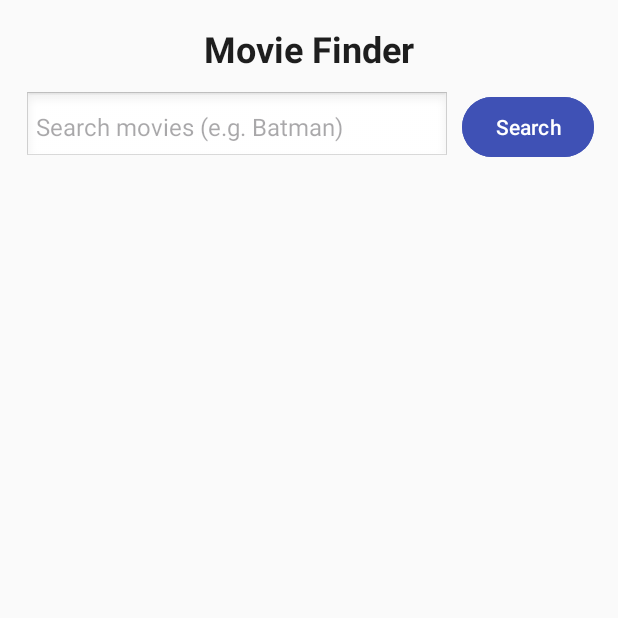
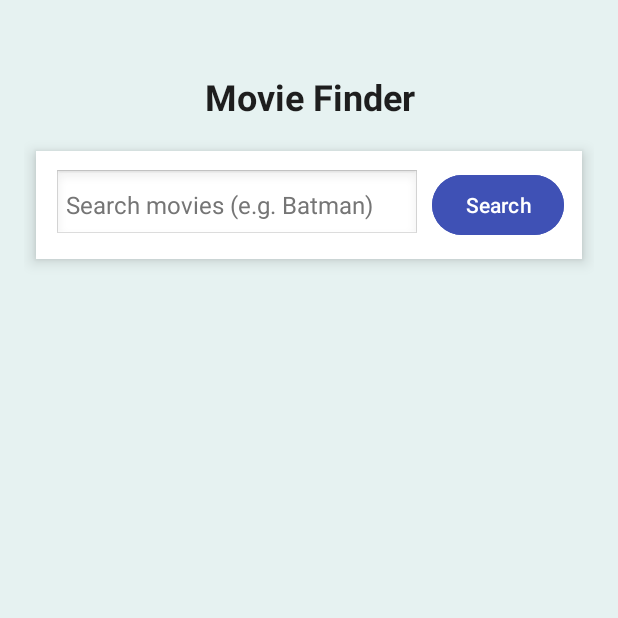
Before and after one commit to kunwaroman/COMP3025-Assignment01, an Android app: the screen it shows after launch (MainActivity), on a phone screen of 412 x 824 dp, the top half of it. Run offline under Robolectric (Android 15) with nearby library versions, the phone set to English and light mode, and no system bars.

Commit message:
Added more style to the page

```diff
--- a/app/src/main/java/ca/georgiancollege/assignment01_kunwar/viewmodel/MovieViewModel.kt
+++ b/app/src/main/java/ca/georgiancollege/assignment01_kunwar/viewmodel/MovieViewModel.kt
@@ -19,7 +19,7 @@ class MovieViewModel : ViewModel() {
     fun searchMovies(query: String, apiKey: String) {
         coroutineScope.launch {
             try {
-                val url = URL("https://www.omdbapi.com/?apikey=$apiKey&s=${query.replace(" ", "+")}")
+                val url = URL("https://www.omdbapi.com/?apikey=$apiKey&s=${query.replace(" ", "+")}&type=movie")
                 val connection = url.openConnection() as HttpURLConnection
                 connection.connectTimeout = 5000
                 connection.readTimeout = 5000
--- a/app/src/main/res/layout/activity_main.xml
+++ b/app/src/main/res/layout/activity_main.xml
@@ -12,34 +12,46 @@
     <!-- App Title -->
     <TextView
         android:id="@+id/appTitle"
-        android:layout_width="wrap_content"
+        android:layout_width="match_parent"
         android:layout_height="wrap_content"
         android:text="@string/movie_finder_title"
         android:textSize="@dimen/title_text_size"
         android:textStyle="bold"
         android:textColor="@color/title_text"
-        android:layout_gravity="center"
-        android:layout_marginBottom="@dimen/margin_medium" />
+        android:gravity="center"
+        android:layout_marginBottom="@dimen/margin_medium"
+        android:layout_marginTop="@dimen/margin_top_large"/>
 
-    <!-- Search Input and Button -->
+    <!-- Card-like Search Section -->
     <LinearLayout
         android:layout_width="match_parent"
         android:layout_height="wrap_content"
         android:orientation="horizontal"
+        android:background="@android:color/white"
+        android:padding="@dimen/card_padding"
+        android:elevation="@dimen/card_elevation"
         android:layout_marginBottom="@dimen/margin_medium"
-        android:gravity="center_vertical">
+        android:clipToPadding="false"
+        android:layout_margin="@dimen/card_margin"
+        android:backgroundTint="@color/backgroundTint"
+        android:layout_gravity="center"
+        android:gravity="center_vertical"
+        android:layoutDirection="ltr"
+        android:translationZ="@dimen/translation_z">
 
         <EditText
             android:id="@+id/searchEditText"
             android:layout_width="0dp"
             android:layout_height="wrap_content"
             android:layout_weight="1"
+            android:autofillHints=""
+            android:background="@android:drawable/edit_text"
             android:hint="@string/search_hint"
+            android:inputType="text"
             android:padding="@dimen/margin_small"
             android:textColor="@android:color/black"
-            android:textSize="@dimen/input_text_size"
-            android:background="@android:drawable/edit_text"
-            android:inputType="text" />
+            android:textColorHint="@color/text_color_hint"
+            android:textSize="@dimen/input_text_size" />
 
         <Button
             android:id="@+id/searchButton"
@@ -50,7 +62,10 @@
             android:textSize="@dimen/button_text_size"
             android:backgroundTint="@color/button_color"
             android:layout_marginStart="@dimen/margin_small"
-            android:padding="@dimen/margin_small" />
+            android:paddingLeft="@dimen/margin_small"
+            android:paddingRight="@dimen/margin_small"
+            android:paddingTop="@dimen/paddingTop"
+            android:paddingBottom="@dimen/paddingButtom"/>
     </LinearLayout>
 
     <!-- RecyclerView for movie results -->
@@ -61,5 +76,6 @@
         android:layout_weight="1"
         android:clipToPadding="false"
         android:paddingBottom="@dimen/margin_small"
-        android:scrollbars="vertical" />
+        android:scrollbars="vertical"
+        android:layout_marginTop="@dimen/margin_small" />
 </LinearLayout>
--- a/app/src/main/res/layout/activity_movie_details.xml
+++ b/app/src/main/res/layout/activity_movie_details.xml
@@ -2,7 +2,8 @@
 <ScrollView xmlns:android="http://schemas.android.com/apk/res/android"
     android:layout_width="match_parent"
     android:layout_height="match_parent"
-    android:padding="@dimen/padding_normal">
+    android:padding="@dimen/padding_normal"
+    android:background="@color/background_color">
 
     <LinearLayout
         android:layout_width="match_parent"
@@ -14,7 +15,8 @@
             android:layout_width="match_parent"
             android:layout_height="@dimen/poster_height"
             android:scaleType="fitCenter"
-            android:contentDescription="@string/movie_poster" />
+            android:contentDescription="@string/movie_poster"
+            android:layout_marginTop="@dimen/margin_top_large"/>
 
 
         <TextView
--- a/app/src/main/res/values/colors.xml
+++ b/app/src/main/res/values/colors.xml
@@ -1,8 +1,11 @@
 <resources>
-    <color name="background_color">#FAFAFA</color>
+    <color name="background_color">#E6F2F1</color>
     <color name="title_text">#1E1E1E</color>
     <color name="button_text">#FFFFFF</color>
     <color name="button_color">#3F51B5</color>
     <color name="black">#000000</color>
     <color name="dark_gray">#666666</color>
+    <color name="text_color_hint">#757575</color>
+    <color name="backgroundTint">#FFFFFF</color>
+
 </resources>
--- a/app/src/main/res/values/dimen.xml
+++ b/app/src/main/res/values/dimen.xml
@@ -13,6 +13,9 @@
     <dimen name="spacing_small">8dp</dimen>
     <dimen name="card_corner_radius">12dp</dimen>
     <dimen name="card_elevation">4dp</dimen>
-
+    <dimen name="margin_top_large">32dp</dimen>
+    <dimen name="paddingTop">8dp</dimen>
+    <dimen name="paddingButtom">8dp</dimen>
+    <dimen name="translation_z">2dp</dimen>
 
 </resources>
```
